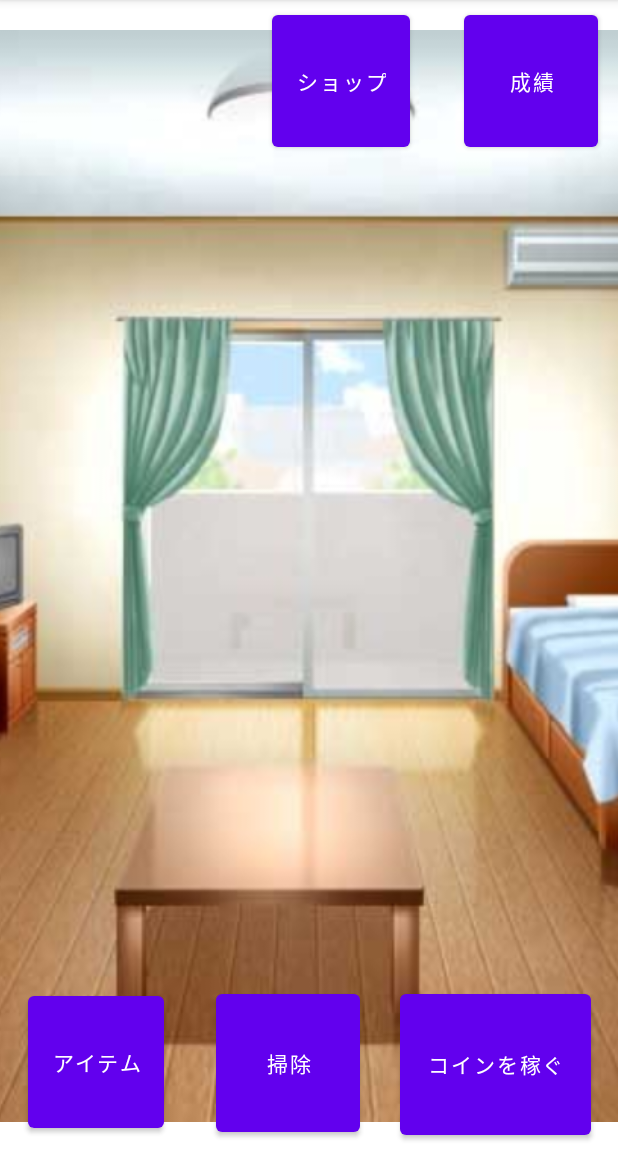
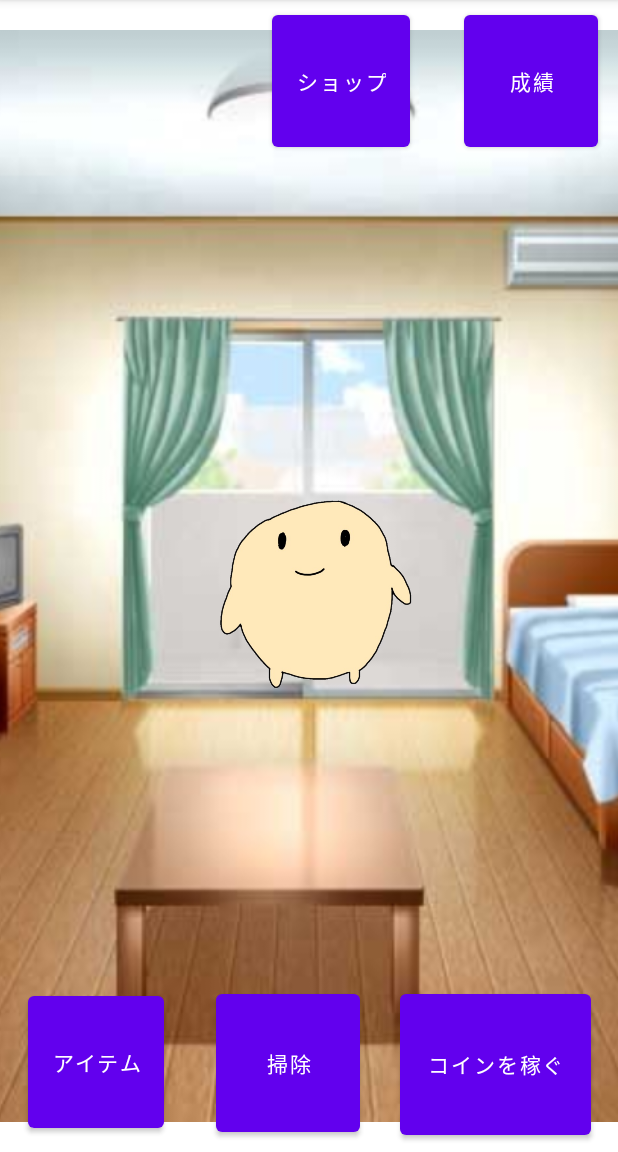
Before and after one commit to ririon07/SPIikuseiGame, an Android app: the screen it shows after launch (MainActivity), on a phone screen of 412 x 824 dp, the part 84-1236 px from its top. Run offline under Robolectric (Android 15) with nearby library versions, the phone set to English and light mode, and no system bars.

Commit message:
キャラ画像

```diff
--- a/app/src/main/res/layout/activity_main.xml
+++ b/app/src/main/res/layout/activity_main.xml
@@ -18,6 +18,7 @@
         app:srcCompat="@drawable/room" />
 
     <androidx.constraintlayout.widget.ConstraintLayout
+        android:id="@+id/constraintLayout2"
         android:layout_width="415dp"
         android:layout_height="138dp"
         app:layout_constraintEnd_toEndOf="parent"
@@ -95,4 +96,14 @@
             app:layout_constraintVertical_bias="0.578" />
     </androidx.constraintlayout.widget.ConstraintLayout>
 
+    <ImageView
+        android:id="@+id/test"
+        android:layout_width="155dp"
+        android:layout_height="166dp"
+        app:layout_constraintBottom_toTopOf="@+id/constraintLayout"
+        app:layout_constraintEnd_toEndOf="parent"
+        app:layout_constraintStart_toStartOf="parent"
+        app:layout_constraintTop_toBottomOf="@+id/constraintLayout2"
+        app:srcCompat="@drawable/poteto1" />
+
 </androidx.constraintlayout.widget.ConstraintLayout>
```
Also changed, not shown: app/src/main/java/com/example/spiikuseigame/MainActivity.kt (+9 -1 lines).
